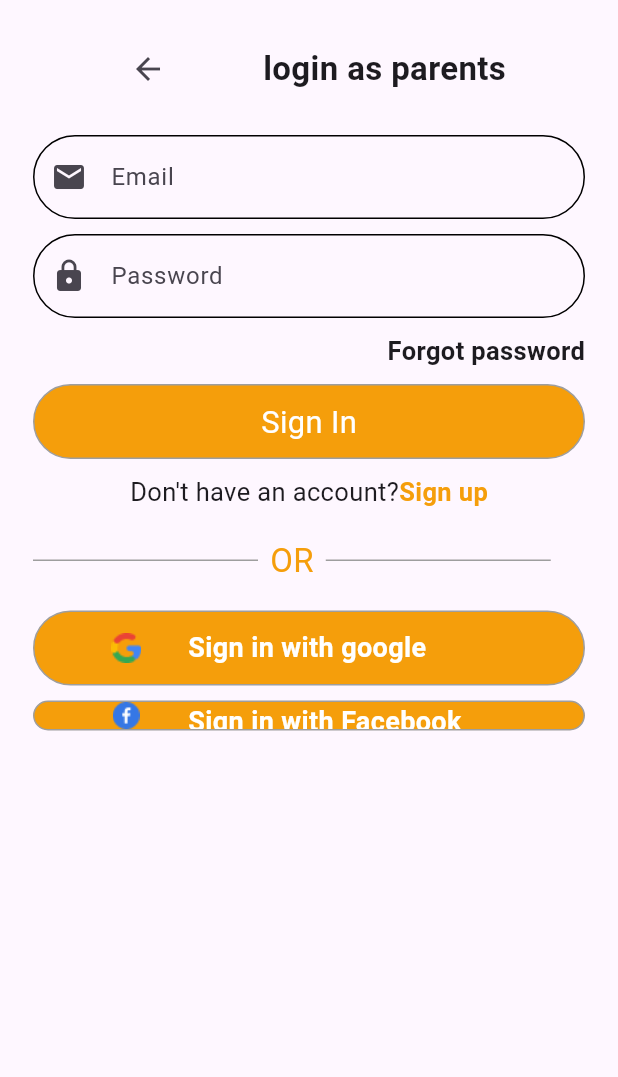
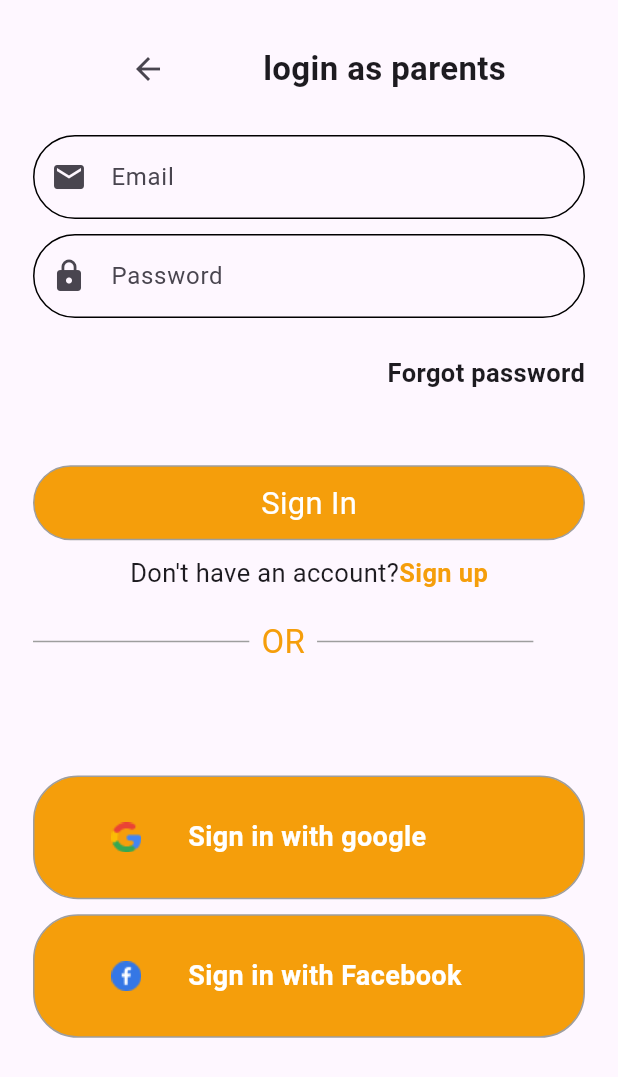
Before and after one commit to 3bdulrahmanMahmoud/graduate, a Flutter app: the screen it shows after launch, after a tap on "Skip", after a tap on "Nearest Incubator", on a phone screen of 412 x 824 dp. Shown: the top 1077 px of the screen. Run offline on Flutter 3.47's test engine with Material 3 defaults, Android fonts, the phone set to English and light mode, and no system bars; our stand-ins replace animated_splash_screen, bloc, curved_navigation_bar, dio, firebase_auth, flutter_bloc and 4 more; accounts and stored records are empty; network calls fail.

Commit message:
Change in sign in screen

```diff
--- a/lib/pages/Login/Sign_In_view.dart
+++ b/lib/pages/Login/Sign_In_view.dart
@@ -1,10 +1,11 @@
 // ignore_for_file: non_constant_identifier_names
+
+
 
 import 'package:flutter/material.dart';
 import 'package:flutter_bloc/flutter_bloc.dart';
 import 'package:incubtor/cubit/User_cubit.dart';
 import 'package:incubtor/pages/Login/signInBody.dart';
-
 
 TextEditingController SignInEmail = TextEditingController();
 TextEditingController SignInpassword = TextEditingController();
@@ -37,7 +38,6 @@ class SigninView extends StatelessWidget {
         );
       },
     );
-
   }
 }
 
--- a/lib/pages/Login/signInBody.dart
+++ b/lib/pages/Login/signInBody.dart
@@ -1,4 +1,3 @@
-
 import 'package:flutter/material.dart';
 import 'package:flutter_bloc/flutter_bloc.dart';
 import 'package:incubtor/constant/constant_File.dart';
@@ -26,8 +25,7 @@ class LoginBody extends StatelessWidget {
               const BackButton(),
               const Text(
                 'login as parents',
-                style:
-                    TextStyle(fontSize: 22, fontWeight: FontWeight.bold),
+                style: TextStyle(fontSize: 22, fontWeight: FontWeight.bold),
               ),
             ],
           ),
@@ -57,7 +55,7 @@ class LoginBody extends StatelessWidget {
             ),
           ),
           SizedBox(
-            height: 10,
+            height: MediaQuery.sizeOf(context).height * .03,
           ),
 
           const Row(
@@ -65,13 +63,12 @@ class LoginBody extends StatelessWidget {
             children: [
               Text(
                 'Forgot password',
-                style:
-                    TextStyle(fontSize: 17, fontWeight: FontWeight.bold),
+                style: TextStyle(fontSize: 17, fontWeight: FontWeight.bold),
               ),
             ],
           ),
           SizedBox(
-            height: 10,
+            height: MediaQuery.sizeOf(context).height * .06,
           ),
 
           SizedBox(
@@ -117,7 +114,7 @@ class LoginBody extends StatelessWidget {
           Row(
             children: [
               SizedBox(
-                width: 150,
+                width: MediaQuery.of(context).size.width * .35,
                 child: line,
               ),
               Padding(
@@ -128,18 +125,18 @@ class LoginBody extends StatelessWidget {
                 ),
               ),
               SizedBox(
-                width: 150,
+                width: MediaQuery.of(context).size.width * .35,
                 child: line,
               ),
             ],
           ),
           SizedBox(
-            height: 10,
+            height: MediaQuery.sizeOf(context).height * .08,
           ),
 
           SizedBox(
             width: 350,
-            height: 50,
+            height: MediaQuery.sizeOf(context).height * .1,
             child: InkWell(
               child: signInCaseButton(
                   color: color_buttons,
@@ -154,7 +151,7 @@ class LoginBody extends StatelessWidget {
 
           SizedBox(
             width: 200,
-            height: 20,
+            height: MediaQuery.sizeOf(context).height * .1,
             child: signInCaseButton(
                 color: color_buttons,
                 textcase: "Sign in with Facebook",
--- a/lib/pages/splash/splash_screen.dart
+++ b/lib/pages/splash/splash_screen.dart
@@ -1,8 +1,9 @@
+// ignore_for_file: non_constant_identifier_names
+
 import 'package:animated_splash_screen/animated_splash_screen.dart';
 
 import 'package:flutter/material.dart';
 import 'package:incubtor/pages/OnboardingPage/onboarding.dart';
-import 'package:incubtor/pages/Visiting/VisitingPage.dart';
 
 class SplashScreen extends StatelessWidget {
   const SplashScreen({super.key});
@@ -37,7 +38,7 @@ class SplashScreen extends StatelessWidget {
               ),
 
 
-               Text(
+              const Text(
                 'My Incubtor',
                 style: TextStyle(fontSize: 30,color: Colors.white),textAlign: TextAlign.center,
                            ),
@@ -45,8 +46,8 @@ class SplashScreen extends StatelessWidget {
           ),
         ),
       ),
-      nextScreen: OnBoarding(),
-      backgroundColor: Color(0xffF59E0B),
+      nextScreen: const OnBoarding(),
+      backgroundColor: const Color(0xffF59E0B),
       splashIconSize: MediaQuery.of(context).size.height,
     );
   }
--- a/lib/widgets/onBoardingFiled.dart
+++ b/lib/widgets/onBoardingFiled.dart
@@ -35,7 +35,8 @@ class OnboardF extends StatelessWidget {
         ),
         Text(
           text,
-          style: const TextStyle(fontSize: 22, fontWeight: FontWeight.bold),
+          style: TextStyle(
+              fontSize: WidthQuery * .05, fontWeight: FontWeight.bold),
         ),
         Row(
           mainAxisAlignment: MainAxisAlignment.spaceBetween,
```
Also changed, not shown: lib/pages/Login/register_page.dart (+8 -16 lines).
